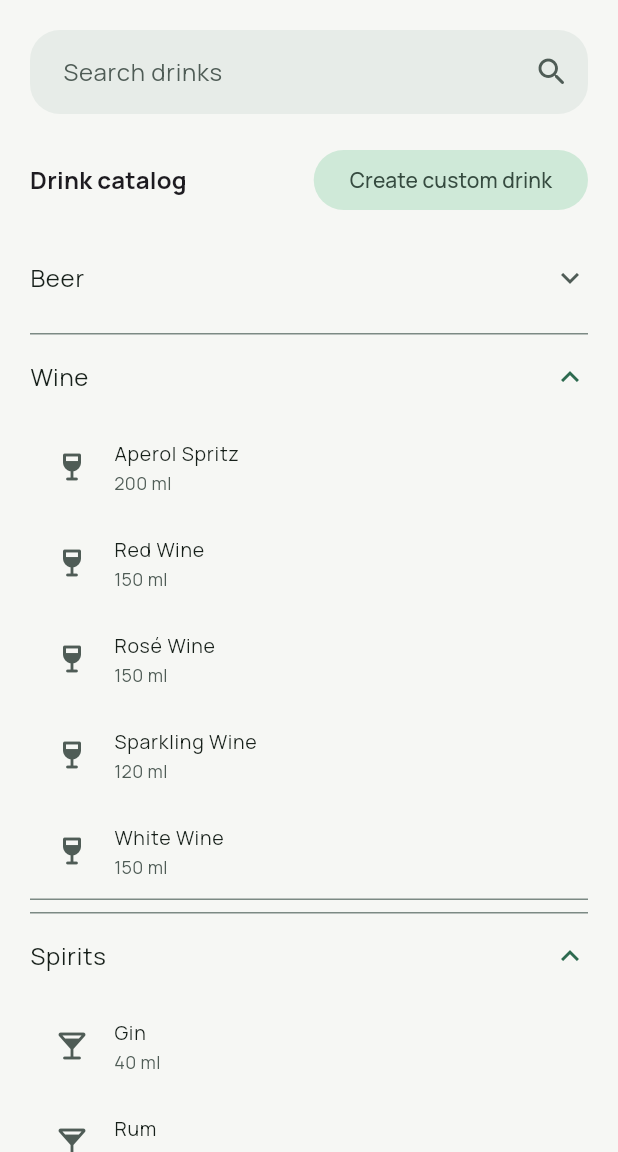
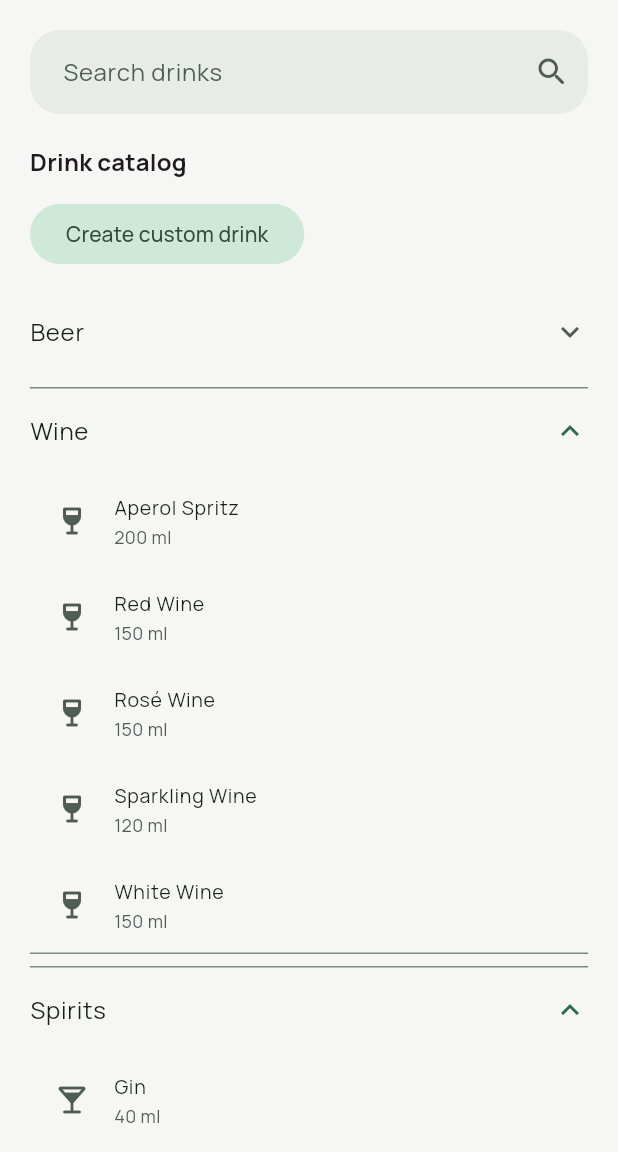
Before and after one commit to donjoergo/glasstrail, a Flutter app: the AddDrinkScreen screen opened directly, after a tap on "Beer", on a phone screen of 412 x 824 dp, the part 84-1236 px from its top. Run offline on Flutter 3.47's test engine with Material 3 defaults, Android fonts, the phone set to English and light mode, and no system bars; our stand-ins replace fl_chart, google_fonts, shared_preferences, supabase_flutter; missing offline and left inert: file_selector; accounts and stored records are empty.

Commit message:
fix(add-drink): localize catalog names

```diff
--- a/lib/src/repository/supabase_app_repository.dart
+++ b/lib/src/repository/supabase_app_repository.dart
@@ -433,6 +433,7 @@ class SupabaseAppRepository implements AppRepository {
     return DrinkDefinition(
       id: row['id'] as String,
       name: row['name_en'] as String,
+      localizedNameDe: row['name_de'] as String?,
       category: DrinkCategoryX.fromStorage(row['category_slug'] as String),
       volumeMl: (row['default_volume_ml'] as num?)?.toDouble(),
     );
--- a/lib/src/screens/add_drink_screen.dart
+++ b/lib/src/screens/add_drink_screen.dart
@@ -105,13 +105,14 @@ class _AddDrinkScreenState extends State<AddDrinkScreen> {
     final l10n = AppLocalizations.of(context);
     final controller = AppScope.controllerOf(context);
     final theme = Theme.of(context);
+    final localeCode = controller.settings.localeCode;
     final unit = controller.settings.unit;
     final search = _searchController.text.trim().toLowerCase();
     final filteredDrinks = controller.availableDrinks.where((drink) {
       if (search.isEmpty) {
         return true;
       }
-      return drink.name.toLowerCase().contains(search);
+      return drink.displayName(localeCode).toLowerCase().contains(search);
     }).toList();
     final grouped = <DrinkCategory, List<DrinkDefinition>>{
       for (final category in DrinkCategory.values)
@@ -119,6 +120,13 @@ class _AddDrinkScreenState extends State<AddDrinkScreen> {
     };
     for (final drink in filteredDrinks) {
       grouped[drink.category]!.add(drink);
+    }
+    for (final drinks in grouped.values) {
+      drinks.sort(
+        (left, right) => left
+            .displayName(localeCode)
+            .compareTo(right.displayName(localeCode)),
+      );
     }
 
     return Scaffold(
@@ -156,7 +164,7 @@ class _AddDrinkScreenState extends State<AddDrinkScreen> {
                         .map(
                           (drink) => ChoiceChip(
                             selected: _selectedDrink?.id == drink.id,
-                            label: Text(drink.name),
+                            label: Text(drink.displayName(localeCode)),
                             onSelected: (_) => _selectDrink(drink),
                           ),
                         )
@@ -164,27 +172,44 @@ class _AddDrinkScreenState extends State<AddDrinkScreen> {
                   ),
                   const SizedBox(height: 20),
                 ],
-                Row(
-                  children: <Widget>[
-                    Expanded(
-                      child: Text(
-                        l10n.catalog,
-                        style: theme.textTheme.titleMedium?.copyWith(
-                          fontWeight: FontWeight.w700,
-                        ),
+                LayoutBuilder(
+                  builder: (context, constraints) {
+                    final heading = Text(
+                      l10n.catalog,
+                      style: theme.textTheme.titleMedium?.copyWith(
+                        fontWeight: FontWeight.w700,
                       ),
-                    ),
-                    FilledButton.tonal(
+                    );
+                    final action = FilledButton.tonal(
                       onPressed: _openCustomDrinkDialog,
                       child: Text(l10n.createCustomDrink),
-                    ),
-                  ],
+                    );
+
+                    if (constraints.maxWidth < 480) {
+                      return Column(
+                        crossAxisAlignment: CrossAxisAlignment.start,
+                        children: <Widget>[
+                          heading,
+                          const SizedBox(height: 12),
+                          action,
+                        ],
+                      );
+                    }
+
+                    return Row(
+                      children: <Widget>[
+                        Expanded(child: heading),
+                        action,
+                      ],
+                    );
+                  },
                 ),
                 const SizedBox(height: 12),
                 ...DrinkCategory.values.map(
                   (category) => _DrinkCategorySection(
                     label: l10n.categoryLabel(category),
                     drinks: grouped[category]!,
+                    localeCode: localeCode,
                     unit: unit,
                     selectedDrink: _selectedDrink,
                     onSelect: _selectDrink,
@@ -203,7 +228,7 @@ class _AddDrinkScreenState extends State<AddDrinkScreen> {
                       crossAxisAlignment: CrossAxisAlignment.start,
                       children: <Widget>[
                         Text(
-                          _selectedDrink!.name,
+                          _selectedDrink!.displayName(localeCode),
                           style: theme.textTheme.titleMedium?.copyWith(
                             fontWeight: FontWeight.w700,
                           ),
@@ -292,6 +317,7 @@ class _DrinkCategorySection extends StatelessWidget {
   const _DrinkCategorySection({
     required this.label,
     required this.drinks,
+    required this.localeCode,
     required this.unit,
     required this.selectedDrink,
     required this.onSelect,
@@ -299,6 +325,7 @@ class _DrinkCategorySection extends StatelessWidget {
 
   final String label;
   final List<DrinkDefinition> drinks;
+  final String localeCode;
   final AppUnit unit;
   final DrinkDefinition? selectedDrink;
   final ValueChanged<DrinkDefinition> onSelect;
@@ -319,7 +346,7 @@ class _DrinkCategorySection extends StatelessWidget {
               (drink) => ListTile(
                 dense: true,
                 leading: Icon(drink.category.icon),
-                title: Text(drink.name),
+                title: Text(drink.displayName(localeCode)),
                 subtitle: drink.volumeMl == null
                     ? null
                     : Text(unit.formatVolume(drink.volumeMl)),
```
Also changed, not shown: lib/src/models.dart (+47 -30 lines), 1 other file.
